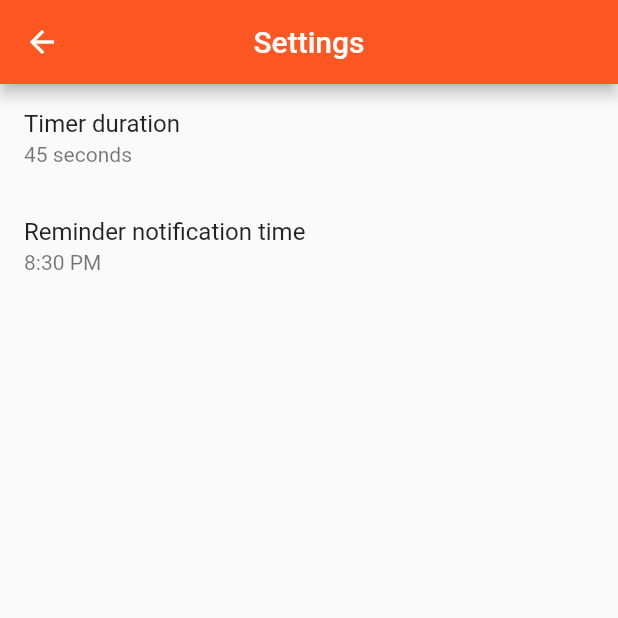
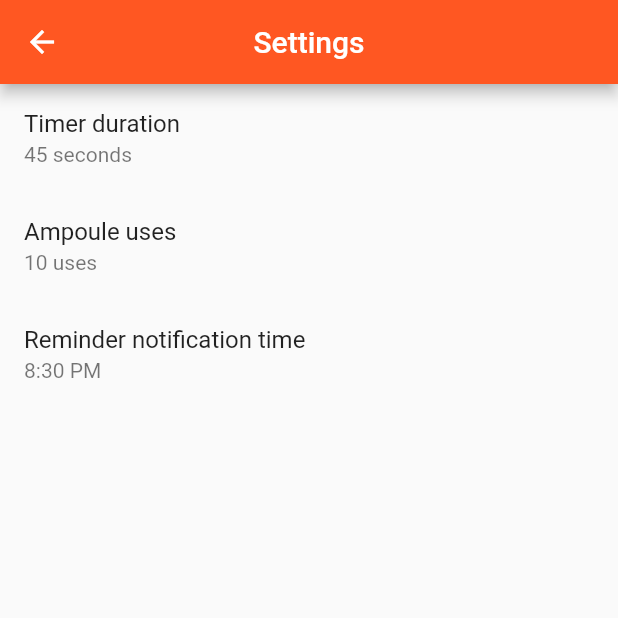
Before and after one commit to dominik-korsa/injection-assistant, a Flutter app: the SettingsRoute screen opened directly, on a phone screen of 412 x 824 dp, the top half of it. Run offline on Flutter 3.47's test engine with Material 2 defaults, Android fonts, the phone set to English and light mode, and no system bars; our stand-ins replace numberpicker, shared_preferences; missing offline and left inert: vibrate; accounts and stored records are empty.

Commit message:
Add max ampoule uses setting

```diff
--- a/lib/dataManager.dart
+++ b/lib/dataManager.dart
@@ -51,6 +51,14 @@ class DataManager {
 
   static void setNotificationTime(TimeOfDay time) {
     _KeystoreConnector.setNotificationTime(time);
+  }
+
+  static Future<int> getAmpouleMaxUses() {
+    return _KeystoreConnector.getAmpouleMaxUses();
+  }
+
+  static void setAmpouleMaxUses(int uses) {
+    _KeystoreConnector.setAmpouleMaxUses(uses);
   }
 }
 
@@ -112,6 +120,18 @@ class _KeystoreConnector {
     prefs.setInt('notification-time', timeInMinutes);
     return;
   }
+
+  static Future<int> getAmpouleMaxUses() async {
+    SharedPreferences prefs = await SharedPreferences.getInstance();
+    int uses = prefs.getInt('ampoule-max-uses') ?? 10;
+    return uses;
+  }
+
+  static void setAmpouleMaxUses(int uses) async {
+    SharedPreferences prefs = await SharedPreferences.getInstance();
+    prefs.setInt('ampoule-max-uses', uses);
+    return;
+  }
 }
 
 class Day {
--- a/lib/settingsRoute.dart
+++ b/lib/settingsRoute.dart
@@ -9,6 +9,7 @@ class SettingsRoute extends StatefulWidget {
 
 class _SettingsRouteState extends State<SettingsRoute> {
   int _timerDuration;
+  int _ampouleMaxUses;
   TimeOfDay _notificationTime;
 
   @override
@@ -17,8 +18,10 @@ class _SettingsRouteState extends State<SettingsRoute> {
     setState(() {});
     DataManager.getNotificationTime().then((TimeOfDay notificationTimeTmp) async {
       int timerDurationTmp = await DataManager.getTimerDuration();
+      int ampouleMaxUsesTmp = await DataManager.getAmpouleMaxUses();
       setState(() {
         _notificationTime = notificationTimeTmp;
+        _ampouleMaxUses = ampouleMaxUsesTmp;
         _timerDuration = timerDurationTmp;
       });
     });
@@ -40,6 +43,25 @@ class _SettingsRouteState extends State<SettingsRoute> {
     setState(() {
       DataManager.setTimerDuration(duration);
       _timerDuration = duration;
+    });
+  }
+
+  void _selectAmpouleMaxUses() async {
+    int uses = await showDialog<int>(
+      context: context,
+      builder: (BuildContext context) {
+        return new NumberPickerDialog.integer(
+          minValue: 1,
+          maxValue: 50,
+          title: new Text('Ampoule uses'),
+          initialIntegerValue: _ampouleMaxUses ?? 10,
+        );
+      }
+    );
+
+    setState(() {
+      DataManager.setAmpouleMaxUses(uses);
+      _ampouleMaxUses = uses;
     });
   }
 
@@ -71,6 +93,11 @@ class _SettingsRouteState extends State<SettingsRoute> {
               onTap: _selectTimerDuration,
             ),
             new ListTile(
+              title: new Text('Ampoule uses'),
+              subtitle: _ampouleMaxUses != null ? new Text('$_ampouleMaxUses uses') : null,
+              onTap: _selectAmpouleMaxUses,
+            ),
+            new ListTile(
               title: new Text('Reminder notification time'),
               subtitle: _notificationTime != null ? new Text(_notificationTime.format(context)) : null,
               onTap: _selectNotificationTime,
```
